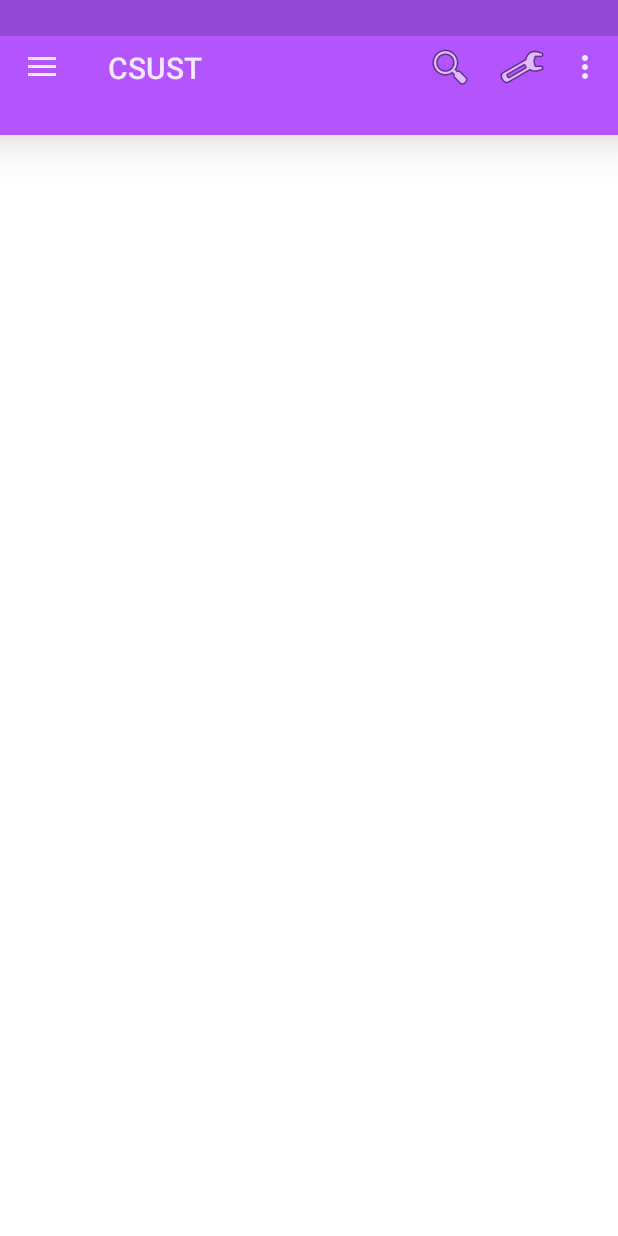
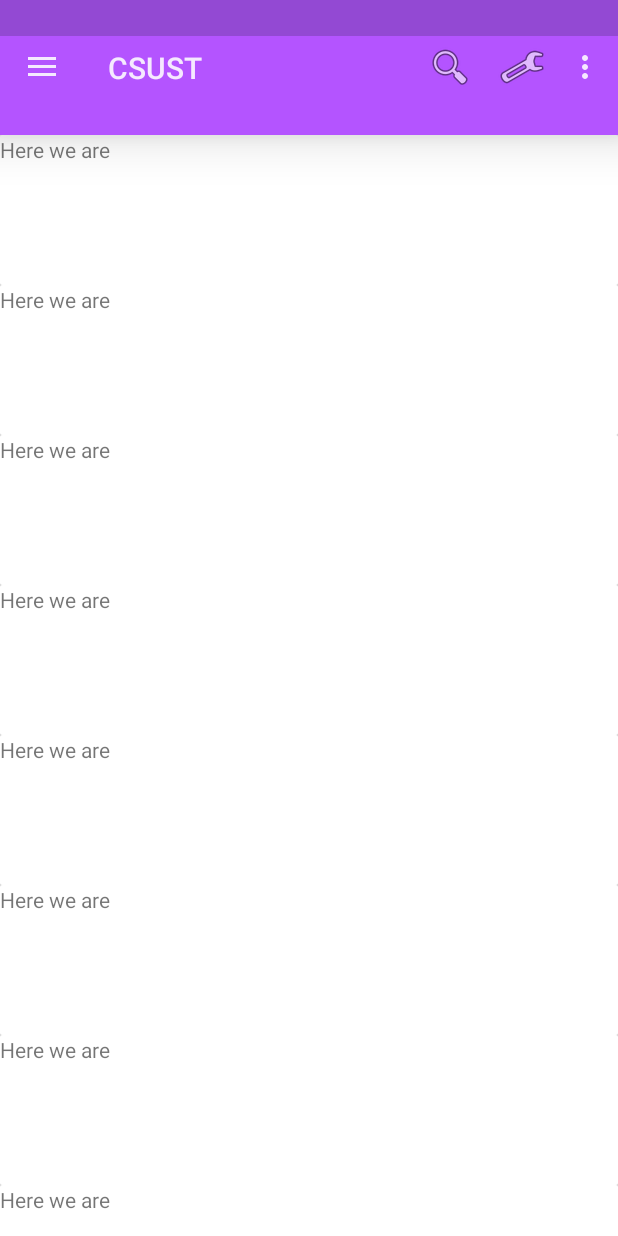
Before and after one commit to UlrichAbiguime/CSUST_, an Android app: the fragment Activites_Fragment placed in its activity, on a phone screen of 412 x 824 dp. Run offline under Robolectric (Android 15) with nearby library versions, the phone set to English and light mode, and no system bars.

Commit message:
Before sleeping on Monday...

Welcome Tuesday :D

```diff
--- /dev/null
+++ b/app/src/main/java/abtogo/csust/entities/ActivityItem.java
@@ -0,0 +1,17 @@
+package abtogo.csust.entities;
+
+import android.app.Activity;
+
+/**
+ * Created by lakiu_000 on 6/22/2015.
+ */
+public class ActivityItem {
+
+    public String title;
+
+    public ActivityItem (String title) {
+
+        this.title = title;
+    }
+
+}
--- a/app/src/main/java/abtogo/csust/fragments/activities_fragment/Activites_Fragment.java
+++ b/app/src/main/java/abtogo/csust/fragments/activities_fragment/Activites_Fragment.java
@@ -1,16 +1,29 @@
 package abtogo.csust.fragments.activities_fragment;
 
 import android.app.Activity;
+import android.content.Context;
 import android.net.Uri;
 import android.os.Bundle;
 import android.support.v4.app.Fragment;
+import android.support.v7.widget.LinearLayoutManager;
+import android.support.v7.widget.RecyclerView;
 import android.view.LayoutInflater;
 import android.view.View;
 import android.view.ViewGroup;
+import android.widget.TextView;
+
+import java.util.ArrayList;
+import java.util.List;
 
 import abtogo.csust.R;
+import abtogo.csust.entities.ActivityItem;
 
 public class Activites_Fragment extends Fragment {
+
+    // views
+    RecyclerView recyclerView;
+    private MyActivityAdapter mAdapter;
+
 
     public static Fragment newInstance() {
         Activites_Fragment fragment = new Activites_Fragment();
@@ -25,7 +38,81 @@ public class Activites_Fragment extends Fragment {
         // Inflate the layout for this fragment
         View rootview = inflater.inflate(R.layout.fragment_activites_, container, false);
         // and again
+        recyclerView = (RecyclerView) rootview.findViewById(R.id.m_recyclerview);
+
+        List<ActivityItem> items = new ArrayList<ActivityItem>();
+        items.add(new ActivityItem("1"));
+        items.add(new ActivityItem("2"));
+        items.add(new ActivityItem("3"));
+        items.add(new ActivityItem("4"));
+        items.add(new ActivityItem("5"));
+        items.add(new ActivityItem("6"));
+        items.add(new ActivityItem("7"));
+        items.add(new ActivityItem("8"));
+        items.add(new ActivityItem("9"));
+
+        LinearLayoutManager linearLayoutManager = new LinearLayoutManager(getActivity());
+        linearLayoutManager.setOrientation(LinearLayoutManager.VERTICAL);
+        recyclerView.setLayoutManager(linearLayoutManager);
+
+        // 设置适配器
+        mAdapter = new MyActivityAdapter(items);
+        recyclerView.setAdapter(mAdapter);
 
         return rootview;
     }
+
+
+
+    // recycler adapter
+    class MyActivityAdapter extends RecyclerView.Adapter<MyActivityAdapter.ViewHolder> {
+
+        private Context mContext;
+        private List<ActivityItem> data;
+
+
+        private MyActivityAdapter (List<ActivityItem> data) {
+
+            mContext = getActivity();
+            this.data = data;
+        }
+
+
+        class ViewHolder extends RecyclerView.ViewHolder {
+
+            public TextView textView;
+
+            public ViewHolder(View view) {
+
+                super(view);
+                textView = (TextView) view.findViewById(R.id.card_tv);
+            }
+        }
+
+
+        @Override
+        public ViewHolder onCreateViewHolder(ViewGroup parent, int viewType) {
+
+            View view = LayoutInflater.from(getActivity()).inflate(R.layout.newscardlayout, null);
+            ViewHolder vh = new ViewHolder(view);
+            return vh;
+        }
+
+        @Override
+        public void onBindViewHolder(ViewHolder holder, int position) {
+
+            if (data == null)
+                return;
+            ActivityItem current_item = data.get(position);
+//            holder.textView.setText(current_item.title);
+        }
+
+        @Override
+        public int getItemCount() {
+            if (data != null)
+                return data.size();
+            return 0;
+        }
+    }
+
 }
--- a/app/src/main/res/layout/fragment_activites_.xml
+++ b/app/src/main/res/layout/fragment_activites_.xml
@@ -4,4 +4,10 @@
     android:orientation="vertical"
     tools:context="abtogo.csust.fragments.activities_fragment.Activites_Fragment" >
 
+    <android.support.v7.widget.RecyclerView
+        android:id="@+id/m_recyclerview"
+        android:layout_width="match_parent"
+        android:layout_height="match_parent"
+        />
+
 </LinearLayout>
--- a/app/src/main/res/layout/newscardlayout.xml
+++ b/app/src/main/res/layout/newscardlayout.xml
@@ -1,9 +1,22 @@
 <?xml version="1.0" encoding="utf-8"?>
-<android.support.v7.widget.CardView xmlns:android="http://schemas.android.com/apk/res/android"
-    android:orientation="vertical" android:layout_width="match_parent"
+<android.support.v7.widget.CardView
+    xmlns:android="http://schemas.android.com/apk/res/android"
+    android:orientation="vertical"
+    android:layout_width="match_parent"
+    android:background="@color/primary"
     android:layout_height="match_parent">
 
-<!-- put in the layout of my card. here you go -->
-
-
+    <!-- put in the layout of my card. here you go -->
+    <RelativeLayout
+        android:layout_width="match_parent"
+        android:background="@color/white"
+        android:layout_height="match_parent">
+    <TextView
+       android:id="@+id/card_tv"
+        android:text="Here we are"
+        android:layout_gravity="center"
+        android:layout_width="match_parent"
+        android:minHeight="100dp"
+        android:layout_height="wrap_content" />
+    </RelativeLayout>
 </android.support.v7.widget.CardView>
--- a/app/src/main/res/values/colors.xml
+++ b/app/src/main/res/values/colors.xml
@@ -5,4 +5,5 @@
     <color name="primary_dark">#ff9349d3</color>
     <color name="accent">#ffffeefb</color>
     <color name="cool_white">#ffffffff</color>
+    <color name="gear">#ff4cff8f</color>
 </resources>
```
Also changed, not shown: app/src/main/java/abtogo/csust/to_do.txt (added, +54 -0 lines).
